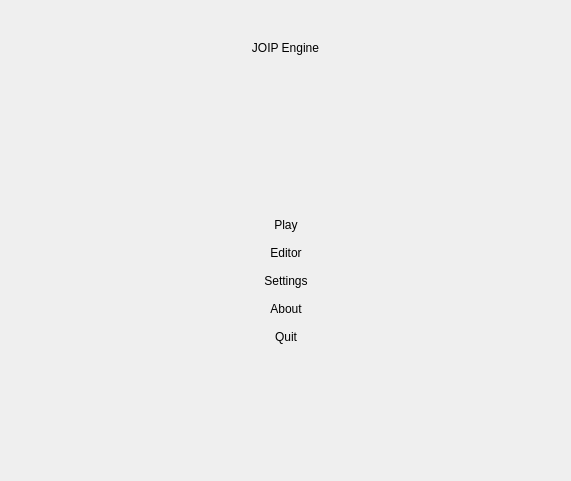
Above: src/MainScreen.ui from RemotelyChaotic/JOIPEngine before the change. Below: the same form after it.
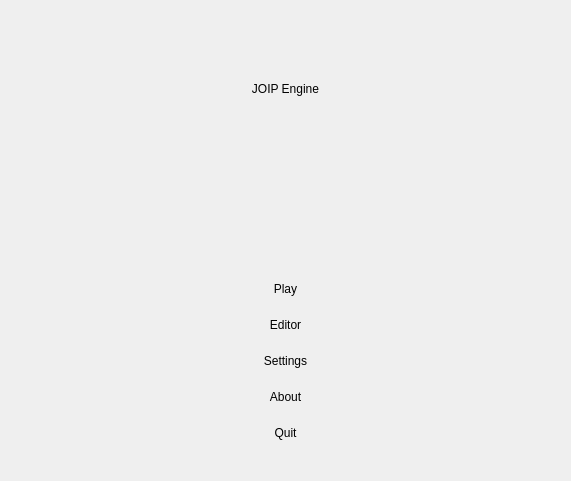
That is the form after the change. Custom widgets are drawn as their Qt base class.

Commit message: Title type text scales if nesseccary

The edit to the form file:
```diff
--- a/src/MainScreen.ui
+++ b/src/MainScreen.ui
@@ -22,15 +22,6 @@
         <property name="orientation">
          <enum>Qt::Vertical</enum>
         </property>
-        <property name="sizeType">
-         <enum>QSizePolicy::Expanding</enum>
-        </property>
-        <property name="sizeHint" stdset="0">
-         <size>
-          <width>20</width>
-          <height>40</height>
-         </size>
-        </property>
        </spacer>
       </item>
       <item>
@@ -88,12 +79,6 @@
         <property name="orientation">
          <enum>Qt::Vertical</enum>
         </property>
-        <property name="sizeHint" stdset="0">
-         <size>
-          <width>20</width>
-          <height>40</height>
-         </size>
-        </property>
        </spacer>
       </item>
      </layout>
@@ -104,12 +89,6 @@
      <property name="orientation">
       <enum>Qt::Horizontal</enum>
      </property>
-     <property name="sizeHint" stdset="0">
-      <size>
-       <width>40</width>
-       <height>20</height>
-      </size>
-     </property>
     </spacer>
    </item>
    <item row="2" column="2">
@@ -117,12 +96,6 @@
      <property name="orientation">
       <enum>Qt::Horizontal</enum>
      </property>
-     <property name="sizeHint" stdset="0">
-      <size>
-       <width>40</width>
-       <height>20</height>
-      </size>
-     </property>
     </spacer>
    </item>
    <item row="0" column="1">
@@ -164,6 +137,12 @@
           <verstretch>0</verstretch>
          </sizepolicy>
         </property>
+        <property name="minimumSize">
+         <size>
+          <width>1</width>
+          <height>0</height>
+         </size>
+        </property>
         <property name="text">
          <string>JOIP Engine</string>
         </property>
@@ -174,6 +153,12 @@
       </item>
       <item row="1" column="0">
        <widget class="CTitleLabel" name="pVersionLabel">
+        <property name="minimumSize">
+         <size>
+          <width>1</width>
+          <height>0</height>
+         </size>
+        </property>
         <property name="text">
          <string/>
         </property>
```
Left out of the diff: 2 changed lines with no effect on the pictures. The commit also changes 7 other files.
